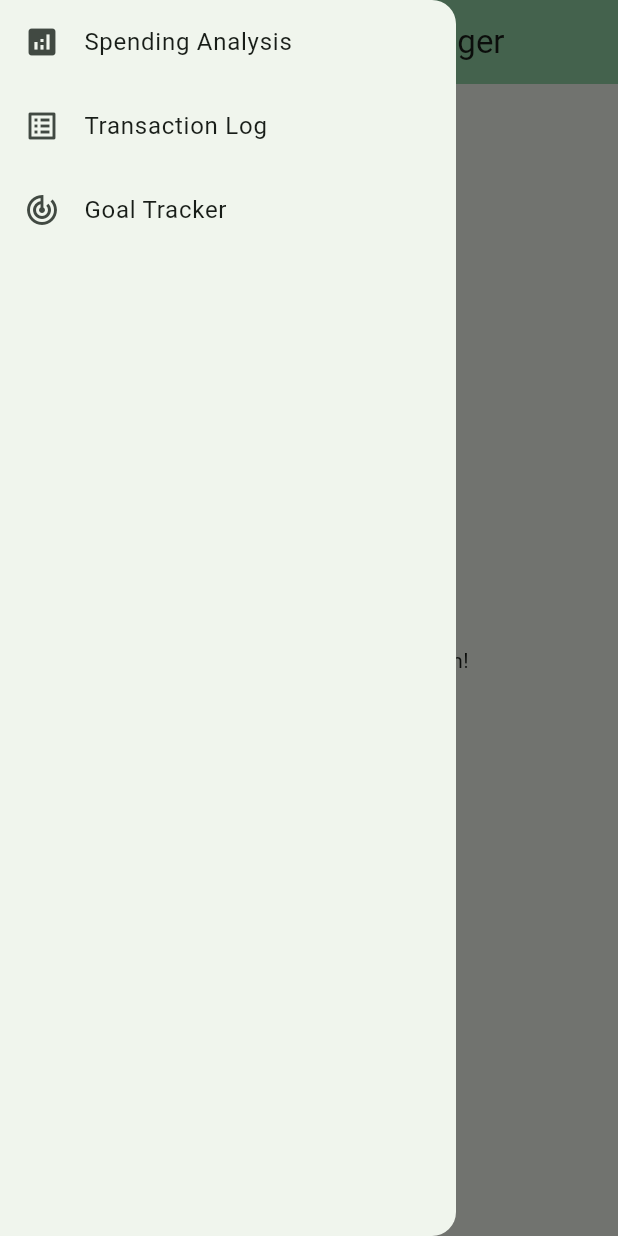
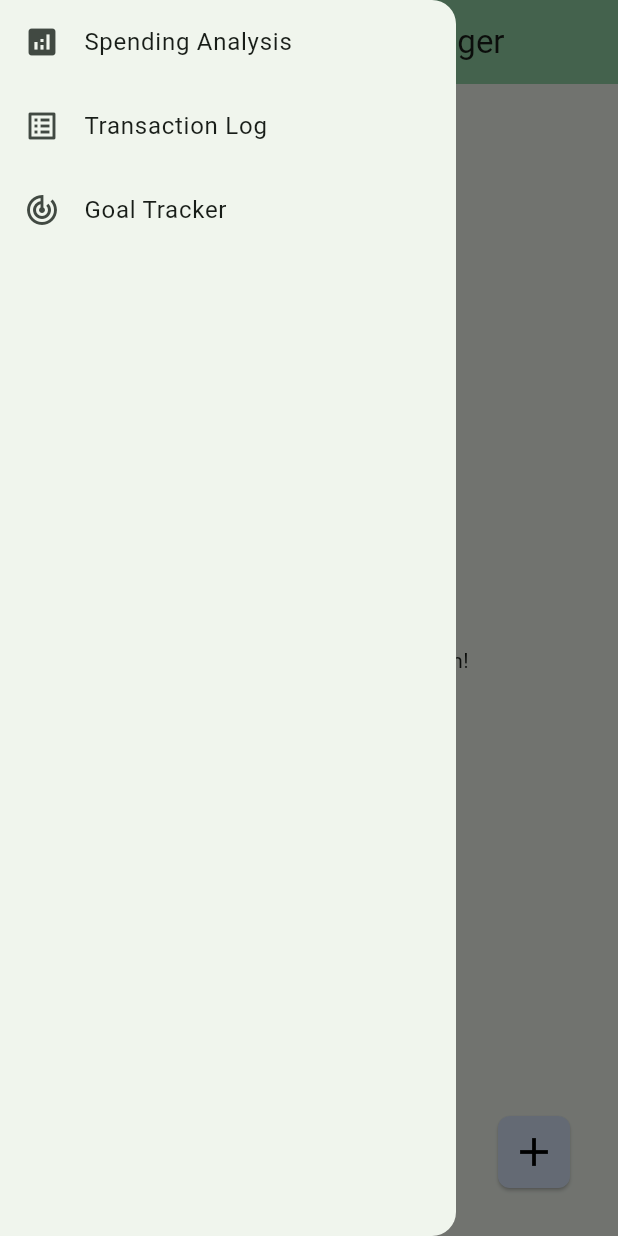
Before and after one commit to PhiGsu/personal_finance_manager, a Flutter app: the GoalTrackerScreen screen opened directly, with the side drawer open, on a phone screen of 412 x 824 dp. Run offline on Flutter 3.47's test engine with Material 3 defaults, Android fonts, the phone set to English and light mode, and no system bars; our stand-ins replace sqflite; accounts and stored records are empty.

Commit message:
Add Goal button added to Goal Tracker Screen, no functionality yet.

```diff
--- a/lib/screens/goal_tracker_screen.dart
+++ b/lib/screens/goal_tracker_screen.dart
@@ -9,9 +9,38 @@ class GoalTrackerScreen extends StatelessWidget {
     return Scaffold(
       appBar: const FinanceMangerAppBar(),
       drawer: const FinanceMangerAppDrawer(),
-      body: Center(
-        child: const Text('Welcome to Goal Tracker Screen!'),
+      body: const Center(
+        child: Text('Welcome to Goal Tracker Screen!'),
       ),
+      floatingActionButton: Padding(
+        padding: const EdgeInsets.all(16.0), // Adds spacing around the button
+        child: SizedBox(
+          width: 48, // Sets the width of the square
+          height: 48, // Sets the height of the square
+          child: ElevatedButton(
+            style: ElevatedButton.styleFrom(
+              backgroundColor:
+                  const Color.fromARGB(255, 218, 232, 252), // Custom hex color
+              shape: RoundedRectangleBorder(
+                borderRadius: BorderRadius.circular(
+                    8.0), // Square shape with slight rounding
+              ),
+              padding: EdgeInsets.zero, // No extra padding inside
+            ),
+            onPressed: () {
+              // Add your button press logic here
+              print('Square button with a plus icon pressed!');
+            },
+            child: const Icon(
+              Icons.add, // Plus icon
+              color: Colors.black, // Icon color
+              size: 32.0,
+            ),
+          ),
+        ),
+      ),
+      floatingActionButtonLocation:
+          FloatingActionButtonLocation.endFloat, // Bottom right position
     );
   }
 }
```
Also changed, not shown: pubspec.lock.
